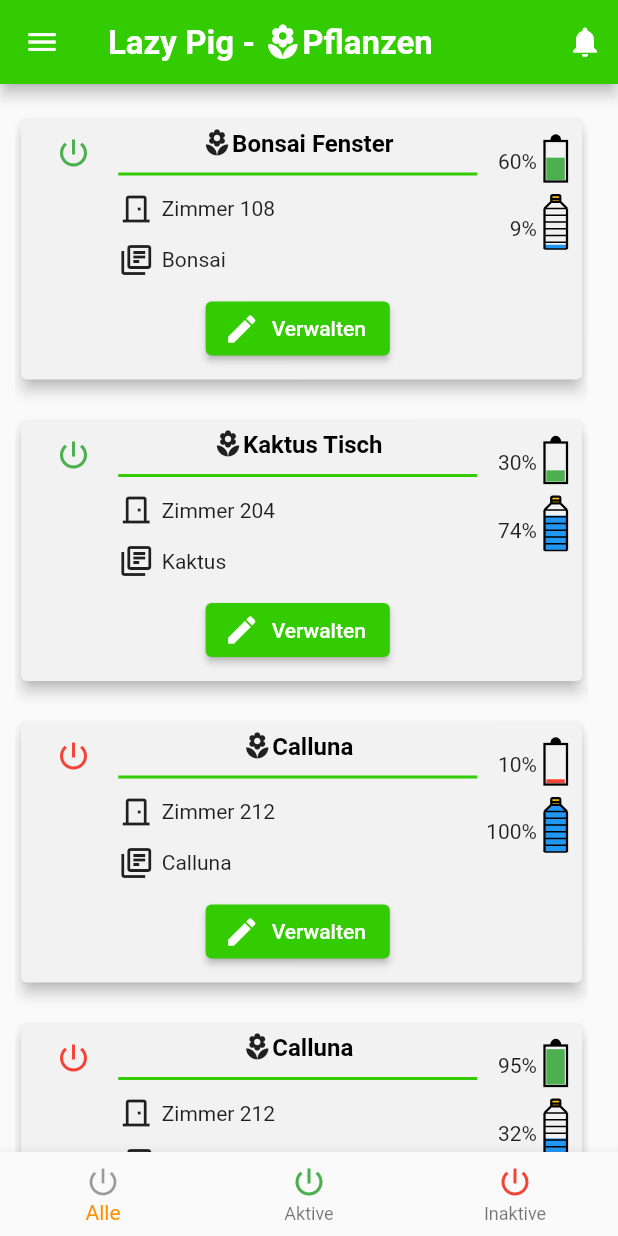
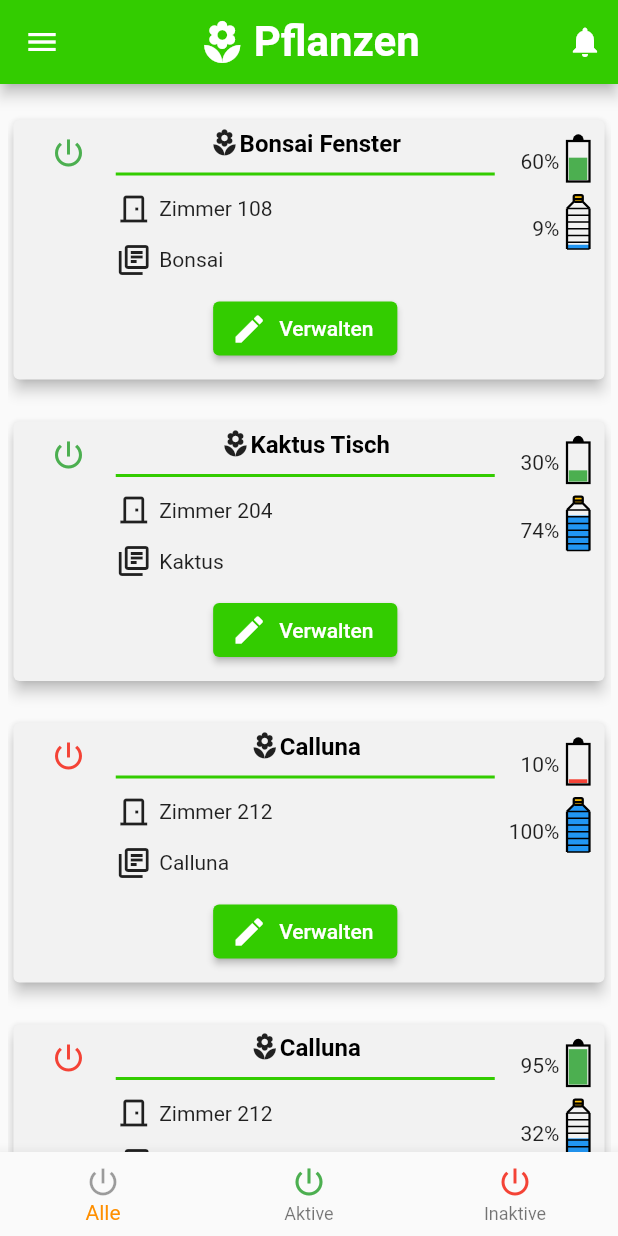
Before and after one commit to ZamarianPatrick/lazypig-app, a Flutter app: the AboutView screen opened directly, after a tap on the "menu" icon, after a tap on "Pflanzen", on a phone screen of 412 x 824 dp. Run offline on Flutter 3.47's test engine with Material 2 defaults, Android fonts, the phone set to English and light mode, and no system bars.

Commit message:
responsive design

```diff
--- a/lib/components/drawer.dart
+++ b/lib/components/drawer.dart
@@ -11,8 +11,8 @@ class LazyPigDrawer extends StatelessWidget {
   @override
   Widget build(BuildContext context) {
     return Container(
-      constraints: BoxConstraints(
-          minWidth: 150, maxWidth: MediaQuery.of(context).size.width * 0.5),
+      constraints:
+          BoxConstraints(maxWidth: MediaQuery.of(context).size.width * 0.6),
       child: Drawer(
         child: ListView(
           padding: EdgeInsets.zero,
@@ -23,7 +23,11 @@ class LazyPigDrawer extends StatelessWidget {
                 decoration: BoxDecoration(
                   color: MyColors.primary,
                 ),
-                child: Text('Menü'),
+                child: FittedBox(
+                    fit: BoxFit.contain,
+                    child: Text('Lazy Pig',
+                        style: TextStyle(
+                            fontWeight: FontWeight.bold, color: Colors.white))),
               ),
             ),
             CustomListTile(
@@ -51,10 +55,8 @@ class LazyPigDrawer extends StatelessWidget {
                 'Über',
                 () => {
                       Navigator.pop(context),
-                      Navigator.push(
-                          context,
-                          MaterialPageRoute(
-                              builder: (context) => const AboutView()))
+                      Navigator.push(context,
+                          MaterialPageRoute(builder: (context) => AboutView()))
                     }),
           ],
         ),
--- a/lib/components/topbar.dart
+++ b/lib/components/topbar.dart
@@ -20,17 +20,29 @@ class TopBar extends StatefulWidget implements PreferredSizeWidget {
 class _TopBar extends State<TopBar> {
   @override
   Widget build(BuildContext context) {
+    var size = MediaQuery.of(context).size;
+    var fontSize = (size.width <= 380)
+        ? (size.width <= 280)
+            ? 18.0
+            : 24.0
+        : 28.0;
     return AppBar(
+      centerTitle: true,
       title: RichText(
+        textAlign: TextAlign.center,
         text: TextSpan(
-          style: const TextStyle(
-              fontWeight: FontWeight.bold, fontSize: 22, color: Colors.white),
+          style: TextStyle(
+              fontWeight: FontWeight.bold,
+              fontSize: fontSize,
+              color: Colors.white),
           children: [
-            const TextSpan(
-              text: 'Lazy Pig - ',
+            WidgetSpan(
+              child: Icon(widget.icon, size: fontSize + 4),
             ),
             const WidgetSpan(
-              child: Icon(Icons.local_florist, size: 26),
+              child: SizedBox(
+                width: 5,
+              ),
             ),
             TextSpan(
               text: widget.title,
--- a/lib/views/about.dart
+++ b/lib/views/about.dart
@@ -1,20 +1,137 @@
-import 'package:flutter/cupertino.dart';
+import 'dart:math' as math;
+
 import 'package:flutter/material.dart';
 
 import '../components/drawer.dart';
 import '../components/topbar.dart';
 
 class AboutView extends StatelessWidget {
-  const AboutView({Key? key}) : super(key: key);
+  AboutView({Key? key}) : super(key: key);
+
+  final List<String> names = [
+    "Erika Brönimann",
+    "Andresas Bührer",
+    "Andreas Gasser",
+    "Joel Meier",
+    "Patrick Zamarian",
+    "Azad Ahmed",
+    "Birakash Vilvarajah",
+    "Thierry Lanz",
+    "Luca Schüppbach",
+    "Rainer Burkhalter",
+    "Kay Diego Eng"
+  ];
 
   @override
   Widget build(BuildContext context) {
-    return const Scaffold(
-        appBar: TopBar(
+    var size = MediaQuery.of(context).size;
+    var fontSize = (size.width <= 320)
+        ? (size.width <= 280)
+            ? (size.width <= 250)
+                ? 11.0
+                : 12.0
+            : 14.0
+        : math.max(16.0, size.width / 50);
+    if (fontSize > 28) fontSize = 32;
+    var iconSize = fontSize + 4;
+
+    return Scaffold(
+        appBar: const TopBar(
           title: 'Über',
           icon: Icons.info,
         ),
-        body: Text('Über'),
-        drawer: LazyPigDrawer());
+        body: Padding(
+          padding: const EdgeInsets.fromLTRB(20, 20, 20, 20),
+          child: Column(
+            children: <Widget>[
+              Row(
+                children: [
+                  Icon(
+                    Icons.water,
+                    size: iconSize,
+                  ),
+                  const SizedBox(width: 10),
+                  Text(
+                    'Lazy Pig',
+                    style: TextStyle(fontSize: fontSize),
+                  )
+                ],
+              ),
+              const SizedBox(
+                height: 10,
+              ),
+              Row(
+                children: [
+                  Icon(
+                    Icons.phone_android,
+                    size: iconSize,
+                  ),
+                  const SizedBox(width: 10),
+                  Text(
+                    'App Version: 1.17',
+                    style: TextStyle(fontSize: fontSize),
+                  )
+                ],
+              ),
+              const SizedBox(
+                height: 10,
+              ),
+              Row(
+                children: [
+                  Icon(
+                    Icons.dns,
+                    size: iconSize,
+                  ),
+                  const SizedBox(width: 10),
+                  Text(
+                    'Server Version: 1.14',
+                    style: TextStyle(fontSize: fontSize),
+                  )
+                ],
+              ),
+              const SizedBox(
+                height: 20,
+              ),
+              Text(
+                'Team',
+                style: TextStyle(
+                    fontSize: math.max(24, fontSize + 4),
+                    fontWeight: FontWeight.bold),
+              ),
+              const SizedBox(height: 10),
+              ConstrainedBox(
+                  constraints: BoxConstraints(
+                      maxWidth: (size.width <= 1000) ? 400 : size.width * 0.6),
+                  child: Row(
+                    children: [
+                      Expanded(
+                          child: Column(
+                        crossAxisAlignment: CrossAxisAlignment.start,
+                        children: [
+                          for (int i = 0; i < 6; i++)
+                            Text(names[i],
+                                style: TextStyle(height: 2, fontSize: fontSize))
+                        ],
+                      )),
+                      Expanded(
+                          child: Column(
+                        crossAxisAlignment: CrossAxisAlignment.end,
+                        children: [
+                          for (int i = 6; i < 11; i++)
+                            Text(names[i],
+                                style:
+                                    TextStyle(height: 2, fontSize: fontSize)),
+                          const Text(
+                            '',
+                            style: TextStyle(height: 2),
+                          )
+                        ],
+                      ))
+                    ],
+                  ))
+            ],
+          ),
+        ),
+        drawer: const LazyPigDrawer());
   }
 }
--- a/lib/views/plant.dart
+++ b/lib/views/plant.dart
@@ -79,16 +79,18 @@ class _PlantView extends State<PlantView> {
   @override
   Widget build(BuildContext context) {
     var size = MediaQuery.of(context).size;
-    var count = (size.width ~/ (350 + 20));
-    var width = math.min((size.width / count) - (20 * count), size.width - 20);
-
+    var count = (size.width ~/ math.min(size.width, 400));
+    var width = (size.width / count) - ((size.width <= 400) ? 15 : 10 * count);
     var totalWidth = width * count + (20 * (count - 1));
     var gap = (size.width - totalWidth) / 2;
+    if (size.width <= 280) {
+      gap = 0;
+    }
 
     return Scaffold(
         appBar: const TopBar(title: 'Pflanzen', icon: Icons.local_florist),
         body: Padding(
-          padding: EdgeInsets.fromLTRB(gap, 20, 20, 0),
+          padding: EdgeInsets.fromLTRB(gap, 20, gap, 0),
           child: Column(
             children: [
               Expanded(
@@ -148,6 +150,7 @@ class _PlantView extends State<PlantView> {
 class _PlantCard extends StatelessWidget {
   final Map<String, dynamic> plant;
   final double width;
+
   const _PlantCard({
     Key? key,
     required this.plant,
@@ -156,6 +159,10 @@ class _PlantCard extends StatelessWidget {
 
   @override
   Widget build(BuildContext context) {
+    var levelSymbolWidth = (width <= 380) ? 10.0 : 15.0;
+    var cardTitleFontSize = (width <= 300) ? 14.0 : 16.0;
+    var inset = (width <= 380) ? 0.0 : 5.0;
+
     return SizedBox(
       key: ValueKey(plant["id"]),
       width: width,
@@ -163,14 +170,15 @@ class _PlantCard extends StatelessWidget {
           color: const Color(0xFFF2F2F2),
           elevation: 4,
           child: Padding(
-            padding: const EdgeInsets.fromLTRB(5, 5, 5, 10),
+            padding: EdgeInsets.fromLTRB(inset, 5, inset, 10),
             child: Column(children: <Widget>[
-              Row(crossAxisAlignment: CrossAxisAlignment.start, children: <
-                  Widget>[
+              Row(
+                  crossAxisAlignment: CrossAxisAlignment.start,
+                  children: <Widget>[
                     Expanded(
                         flex: 1,
                         child: Padding(
-                      padding: const EdgeInsets.all(5),
+                          padding: EdgeInsets.all(inset),
                           child: IconTheme(
                             data: plant["active"]
                                 ? const IconThemeData(color: Colors.green)
@@ -179,13 +187,19 @@ class _PlantCard extends StatelessWidget {
                           ),
                         )),
                     Expanded(
-                    flex: 4,
+                        flex: (width <= 320)
+                            ? (width <= 300)
+                                ? 2
+                                : 3
+                            : 4,
                         child: Column(children: <Widget>[
                           Row(children: <Widget>[
                             Expanded(
                                 flex: 2,
                                 child: Column(children: <Widget>[
-                              _PlantTitle(title: plant['name'], fontSize: 16),
+                                  _PlantTitle(
+                                      title: plant['name'],
+                                      fontSize: cardTitleFontSize),
                                   const SizedBox(
                                     height: 10,
                                   ),
@@ -230,11 +244,15 @@ class _PlantCard extends StatelessWidget {
                               const SizedBox(
                                 width: 5,
                               ),
-                          ZoomableLevelBar(
-                              title: "Batteriestand: ${plant["battery"]}%",
+                              SizedBox(
+                                  width: levelSymbolWidth,
+                                  height: levelSymbolWidth * 3,
+                                  child: ZoomableLevelBar(
+                                      title:
+                                          "Batteriestand: ${plant["battery"]}%",
                                       level: plant["battery"],
                                       onCreate: (level) =>
-                                  _BatteryLevel(level, Colors.black)),
+                                          _BatteryLevel(level, Colors.black)))
                             ]),
                         Row(
                             mainAxisAlignment: MainAxisAlignment.end,
@@ -244,10 +262,11 @@ class _PlantCard extends StatelessWidget {
                                 width: 5,
                               ),
                               SizedBox(
-                              width: 15,
-                              height: 15 * 3,
+                                  width: levelSymbolWidth,
+                                  height: levelSymbolWidth * 3,
                                   child: ZoomableLevelBar(
-                                title: "Wasserfüllstand: ${plant["water"]}%",
+                                    title:
+                                        "Wasserfüllstand: ${plant["water"]}%",
                                     level: plant["water"],
                                     onCreate: (level) =>
                                         _WaterLevel(level, Colors.black),
@@ -323,7 +342,11 @@ class ZoomableLevelBar extends StatelessWidget {
                         const SizedBox(height: 7),
                         Text(
                           title,
-                          style: const TextStyle(fontSize: 24),
+                          style: TextStyle(
+                              fontSize:
+                                  (MediaQuery.of(context).size.width <= 400)
+                                      ? 18
+                                      : 24),
                         ),
                         const SizedBox(height: 10),
                         SizedBox(
```
Lines whose indentation alone changed are shown as unchanged.
